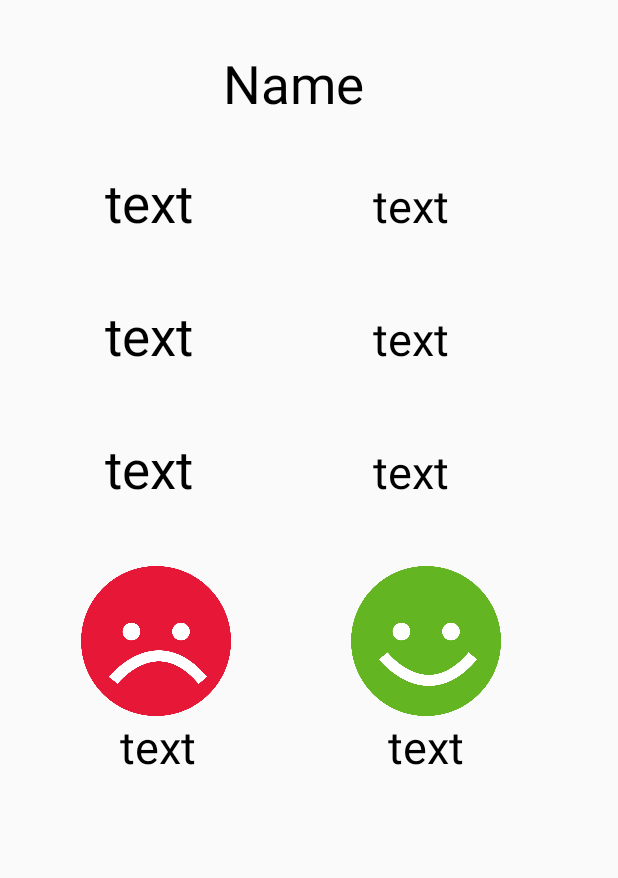
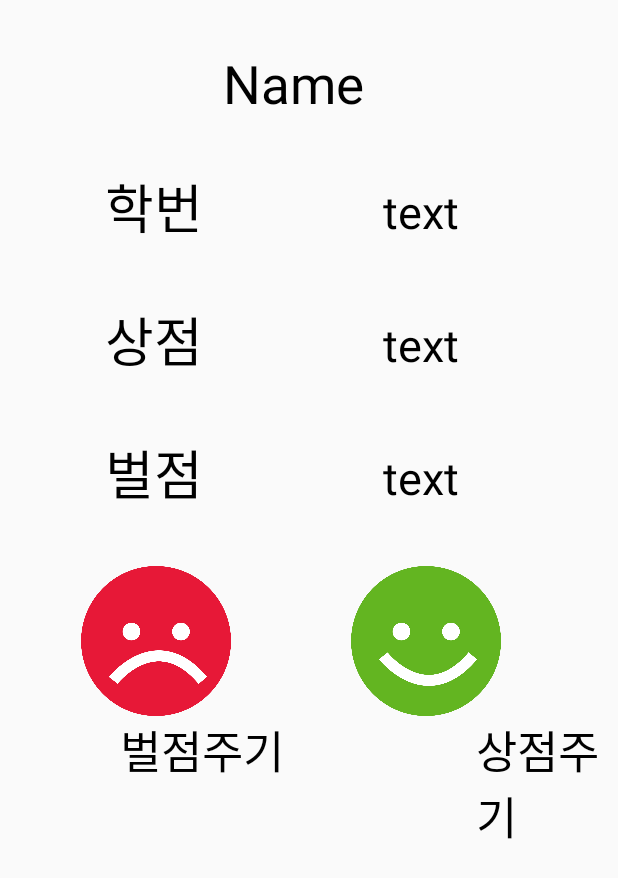
Before and after one commit to CHANMYUNG/SW-Camp-Hackathon-Chivalry, an Android app: the layout prize_pain.xml on its own in the app's theme, with its tools: preview values and no code run, on a phone screen of 412 x 824 dp. Shown: the top 878 px of the screen. Run offline under Robolectric (Android 15) with nearby library versions, the phone set to English and light mode, and no system bars.

Commit message:
기능 구현하다 checkout함

```diff
--- a/Chivalry/app/src/main/AndroidManifest.xml
+++ b/Chivalry/app/src/main/AndroidManifest.xml
@@ -10,7 +10,7 @@
         android:supportsRtl="true"
         android:theme="@style/AppTheme">
         <activity
-            android:name=".MainActivity"
+            android:name=".prize_pain.prize_pain_activity"
             android:label="@string/app_name"
             android:theme="@style/AppTheme.NoActionBar">
             <intent-filter>
@@ -19,6 +19,7 @@
                 <category android:name="android.intent.category.LAUNCHER" />
             </intent-filter>
         </activity>
+        <activity android:name=".MainActivity"></activity>
     </application>
 
     <uses-permission android:name="android.permission.INTERNET"></uses-permission>
--- a/Chivalry/app/src/main/res/layout/prize_pain.xml
+++ b/Chivalry/app/src/main/res/layout/prize_pain.xml
@@ -16,6 +16,7 @@
             android:textSize="35sp"
             android:layout_marginLeft="45dp"
             android:textColor="#000000"
+            android:id="@+id/name"
             />
 
         <LinearLayout
@@ -25,29 +26,7 @@
             <TextView
                 android:layout_width="wrap_content"
                 android:layout_height="wrap_content"
-                android:text="text"
-                android:layout_marginLeft="70dp"
-                android:textSize="35sp"
-                android:textColor="#000000"
-                />
-
-            <TextView
-                android:layout_width="wrap_content"
-                android:layout_height="wrap_content"
-                android:text="text"
-                android:layout_marginLeft="120dp"
-                android:textSize="30sp"
-                android:textColor="#000000"/>
-        </LinearLayout>
-
-        <LinearLayout
-            android:layout_width="wrap_content"
-            android:layout_height="40pt"
-            android:orientation="horizontal">
-            <TextView
-                android:layout_width="wrap_content"
-                android:layout_height="wrap_content"
-                android:text="text"
+                android:text="학번"
                 android:layout_marginLeft="70dp"
                 android:textSize="35sp"
                 android:textColor="#000000"
@@ -60,6 +39,31 @@
                 android:layout_marginLeft="120dp"
                 android:textSize="30sp"
                 android:textColor="#000000"
+                android:id="@+id/stuNum"
+                />
+        </LinearLayout>
+
+        <LinearLayout
+            android:layout_width="wrap_content"
+            android:layout_height="40pt"
+            android:orientation="horizontal">
+            <TextView
+                android:layout_width="wrap_content"
+                android:layout_height="wrap_content"
+                android:text="상점"
+                android:layout_marginLeft="70dp"
+                android:textSize="35sp"
+                android:textColor="#000000"
+                />
+
+            <TextView
+                android:layout_width="wrap_content"
+                android:layout_height="wrap_content"
+                android:text="text"
+                android:layout_marginLeft="120dp"
+                android:textSize="30sp"
+                android:textColor="#000000"
+                android:id="@+id/prize"
                 />
         </LinearLayout>
 
@@ -72,7 +76,7 @@
                 android:layout_width="wrap_content"
                 android:layout_height="wrap_content"
                 android:layout_marginLeft="70dp"
-                android:text="text"
+                android:text="벌점"
                 android:textSize="35sp"
                 android:textColor="#000000"/>
 
@@ -82,7 +86,9 @@
                 android:layout_marginLeft="120dp"
                 android:text="text"
                 android:textSize="30sp"
-                android:textColor="#000000"/>
+                android:textColor="#000000"
+                android:id="@+id/pain"
+                />
         </LinearLayout>
 
         <LinearLayout
@@ -113,7 +119,7 @@
             <TextView
                 android:layout_width="wrap_content"
                 android:layout_height="wrap_content"
-                android:text="text"
+                android:text="벌점주기"
                 android:layout_marginLeft="80dp"
                 android:textSize="30sp"
                 android:textColor="#000000"
@@ -122,7 +128,7 @@
             <TextView
                 android:layout_width="wrap_content"
                 android:layout_height="wrap_content"
-                android:text="text"
+                android:text="상점주기"
                 android:layout_marginLeft="128dp"
                 android:textSize="30sp"
                 android:textColor="#000000"/>
```
Also changed, not shown: Chivalry/app/src/main/java/com/example/a10102/chivalry/prize_pain/prize_pain_activity.java (+19 -3 lines).
